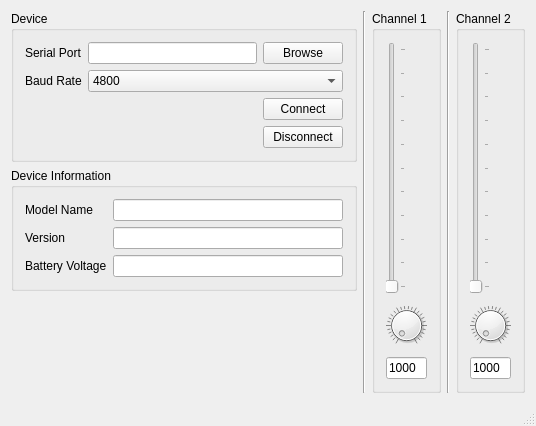
The window that src/mainwindow.ui (archnemesis/ServoController) describes before a commit, drawn with Qt 5.
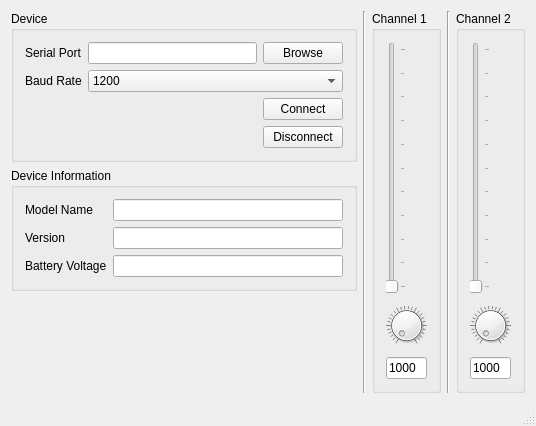
The same window after the commit.

Diff of the .ui file:
```diff
--- a/src/mainwindow.ui
+++ b/src/mainwindow.ui
@@ -57,6 +57,16 @@
              <height>16777215</height>
             </size>
            </property>
+           <item>
+            <property name="text">
+             <string>1200</string>
+            </property>
+           </item>
+           <item>
+            <property name="text">
+             <string>2400</string>
+            </property>
+           </item>
            <item>
             <property name="text">
              <string>4800</string>
```
Left out of the diff: 25 changed lines with no effect on the pictures.
